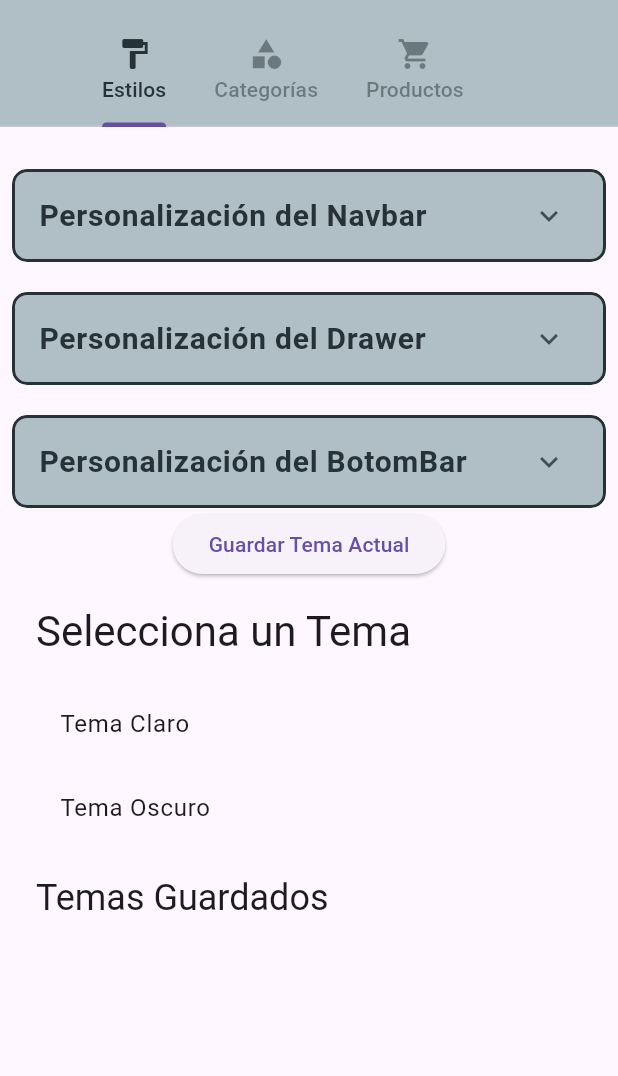
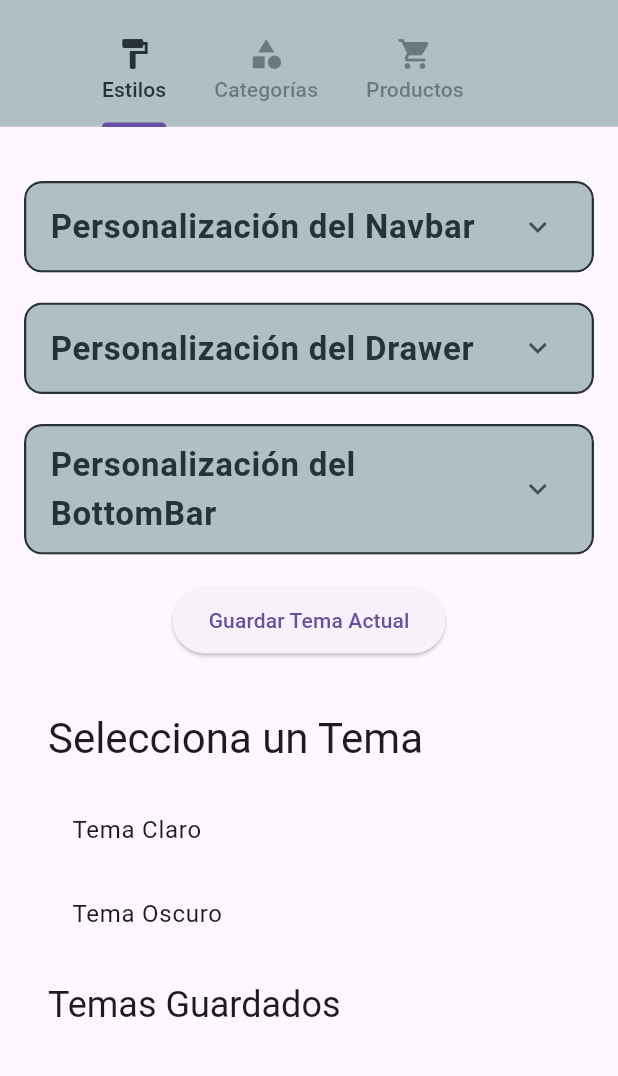
Before and after one commit to Mohasb/awsshop, a Flutter app: the AdminView screen opened directly, on a phone screen of 412 x 824 dp, the part 68-1144 px from its top. Run offline on Flutter 3.47's test engine with Material 3 defaults, Android fonts, the phone set to English and light mode, and no system bars; our stand-ins replace carousel_slider, device_info_plus, flutter_colorpicker, lottie, shared_preferences, video_player and 1 more; accounts and stored records are empty; network calls fail.

```diff
--- a/lib/components/admin/customice_tab/customice_view.dart
+++ b/lib/components/admin/customice_tab/customice_view.dart
@@ -24,17 +24,13 @@ class CustomiceTabState extends State<CustomiceTab>
   late TextEditingController textController;
   late TextEditingController fontSizeController;
 
-  // Nav
+  // Variables de personalización
   Color? _textColor;
   Color? _backgroundColor;
   String? _text;
   double? _fontSize;
-
-  // Drawer
   Color? _textColorDrawer;
   Color? _backgroundColorDrawer;
-
-  // BotomBar
   Color? _waterDropColor;
   Color? _backgroundColorBotomBar;
 
@@ -49,7 +45,7 @@ class CustomiceTabState extends State<CustomiceTab>
     final botomBarState = Provider.of<BottomBarState>(context, listen: false);
     final drawerState = Provider.of<DrawerState>(context, listen: false);
 
-    // Variables Nav
+    // Inicialización de variables
     textController = TextEditingController(text: appBarState.text);
     fontSizeController =
         TextEditingController(text: appBarState.fontSize.toString());
@@ -58,15 +54,13 @@ class CustomiceTabState extends State<CustomiceTab>
     _text = appBarState.text;
     _fontSize = appBarState.fontSize;
 
-    // Variables Drawer
+    _textColorDrawer = drawerState.textColorDrawer;
     _backgroundColorDrawer = drawerState.backgroundColorDrawer;
-    _textColorDrawer = drawerState.textColorDrawer;
 
-    // Variables BotomBar
     _waterDropColor = botomBarState.colorWaterDropBottomBar;
     _backgroundColorBotomBar = botomBarState.bgColorBottomBar;
 
-    // Initialize controllers
+    // Controladores de expansión
     _navController = ExpansionTileController();
     _drawerController = ExpansionTileController();
     _bottomBarController = ExpansionTileController();
@@ -83,30 +77,20 @@ class CustomiceTabState extends State<CustomiceTab>
     final appBarState = Provider.of<AppBarState>(context, listen: false);
     if (_text != null) appBarState.updateNavText(_text!);
     if (_textColor != null) appBarState.updateNavTextColor(_textColor!);
-    if (_backgroundColor != null) {
-      appBarState.updateNavBackgroundColor(_backgroundColor!);
-    }
+    if (_backgroundColor != null) appBarState.updateNavBackgroundColor(_backgroundColor!);
     if (_fontSize != null) appBarState.updateNavFontSize(_fontSize!);
   }
 
   void _updateDrawerChanges() {
     final drawerState = Provider.of<DrawerState>(context, listen: false);
-    if (_textColorDrawer != null) {
-      drawerState.updateDrawerTextColor(_textColorDrawer!);
-    }
-    if (_backgroundColorDrawer != null) {
-      drawerState.updateDrawerBackgroundColor(_backgroundColorDrawer!);
-    }
+    if (_textColorDrawer != null) drawerState.updateDrawerTextColor(_textColorDrawer!);
+    if (_backgroundColorDrawer != null) drawerState.updateDrawerBackgroundColor(_backgroundColorDrawer!);
   }
 
   void _updateBotomBarChanges() {
     final botomBarState = Provider.of<BottomBarState>(context, listen: false);
-    if (_waterDropColor != null) {
-      botomBarState.updatecolorWaterDropBottomBar(_waterDropColor!);
-    }
-    if (_backgroundColorBotomBar != null) {
-      botomBarState.updateBgColorBottomBar(_backgroundColorBotomBar!);
-    }
+    if (_waterDropColor != null) botomBarState.updatecolorWaterDropBottomBar(_waterDropColor!);
+    if (_backgroundColorBotomBar != null) botomBarState.updateBgColorBottomBar(_backgroundColorBotomBar!);
   }
 
   void _handleSaveAndClose(ExpansionTileController controller) {
@@ -147,7 +131,7 @@ class CustomiceTabState extends State<CustomiceTab>
     final Color expansionTileIconColor = textColor.withOpacity(0.8);
 
     return Padding(
-      padding: const EdgeInsets.all(8.0),
+      padding: const EdgeInsets.all(16.0),
       child: SingleChildScrollView(
         child: Column(
           children: [
@@ -214,7 +198,7 @@ class CustomiceTabState extends State<CustomiceTab>
             const SizedBox(height: 20),
             _buildCustomExpansionTile(
               context,
-              'Personalización del BotomBar',
+              'Personalización del BottomBar',
               BotomBarCustomization(
                 onWaterDropColor: (color) => setState(() {
                   _waterDropColor = color;
@@ -235,10 +219,15 @@ class CustomiceTabState extends State<CustomiceTab>
               boxShadowColor,
               expansionTileIconColor,
             ),
+            const SizedBox(height: 20),
             ElevatedButton(
               onPressed: _saveCurrentThemeAsNew,
+              style: ElevatedButton.styleFrom(
+                padding: const EdgeInsets.symmetric(vertical: 12, horizontal: 24),
+              ),
               child: const Text('Guardar Tema Actual'),
             ),
+            const SizedBox(height: 20),
             const ThemeSelection(),
           ],
         ),
@@ -258,18 +247,18 @@ class CustomiceTabState extends State<CustomiceTab>
     Color iconColor,
   ) {
     return ClipRRect(
-      borderRadius: BorderRadius.circular(10),
+      borderRadius: BorderRadius.circular(12),
       child: Container(
         decoration: BoxDecoration(
           color: backgroundColor,
-          borderRadius: BorderRadius.circular(10),
-          border: Border.all(color: borderColor, width: 2),
+          borderRadius: BorderRadius.circular(12),
+          border: Border.all(color: borderColor, width: 1.5),
           boxShadow: [
             BoxShadow(
               color: boxShadowColor,
               spreadRadius: 2,
-              blurRadius: 5,
-              offset: const Offset(0, 3),
+              blurRadius: 8,
+              offset: const Offset(0, 4),
             ),
           ],
         ),
@@ -278,7 +267,7 @@ class CustomiceTabState extends State<CustomiceTab>
           title: Text(
             title,
             style: TextStyle(
-              fontSize: 20,
+              fontSize: 22,
               fontWeight: FontWeight.bold,
               color: textColor,
             ),
@@ -289,7 +278,7 @@ class CustomiceTabState extends State<CustomiceTab>
             Container(
               decoration: BoxDecoration(
                 color: backgroundColor,
-                borderRadius: BorderRadius.circular(10),
+                borderRadius: BorderRadius.circular(12),
               ),
               child: Theme(
                 data: Theme.of(context).copyWith(
--- a/lib/components/drawer/drawer_customization.dart
+++ b/lib/components/drawer/drawer_customization.dart
@@ -44,7 +44,6 @@ class DrawerCustomizationState extends State<DrawerCustomization> {
 
     final Color textColor = theme['appBarTextColor'] as Color;
     final Color backgroundColor = theme['appBarBackgroundColor'] as Color;
-    final Color borderColor = theme['bottomBarWaterDropColor'] as Color;
 
     return Padding(
       padding: const EdgeInsets.all(4.0),
```
Also changed, not shown: lib/components/admin/customice_tab/theme/theme_selection.dart (+24 -10 lines), lib/components/admin/customice_tab/theme/theme_state.dart (+7 -2 lines), lib/components/botom_bar/botom_bar_customization.dart (+0 -83 lines).
